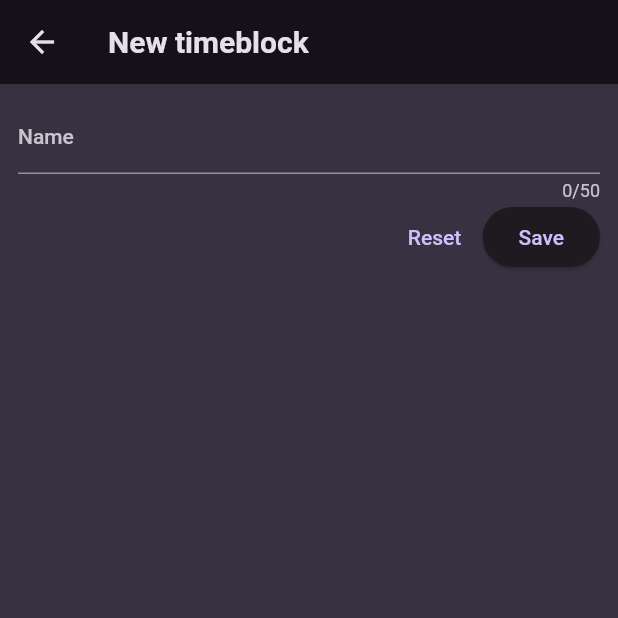
After one commit to ssh0119/timeblocks, a Flutter app: the NewTimeblockScreen screen opened directly, on a phone screen of 412 x 824 dp, the top half of it. The commit adds this screen. Run offline on Flutter 3.47's test engine with Material 2 defaults, Android fonts, the phone set to English and light mode, and no system bars; our stand-ins replace flutter_riverpod, google_fonts, sqflite; accounts and stored records are empty.

Commit message:
Move form to separate widget

```diff
--- /dev/null
+++ b/lib/widgets/timeblock_form.dart
@@ -0,0 +1,88 @@
+import 'package:flutter/material.dart';
+import 'package:flutter_riverpod/flutter_riverpod.dart';
+
+import 'package:timeblocks/models/timeblock.dart';
+import 'package:timeblocks/providers/form_provider.dart';
+import 'package:timeblocks/providers/timeblocks_provider.dart';
+import 'package:timeblocks/validators/timeblock_validator.dart';
+
+class TimeblockForm extends ConsumerStatefulWidget {
+  const TimeblockForm({super.key});
+
+  @override
+  ConsumerState<TimeblockForm> createState() => _TimeblockFormState();
+}
+
+class _TimeblockFormState extends ConsumerState<TimeblockForm> {
+  final _formKey = GlobalKey<FormState>();
+  // var intervalInputs = [];
+
+  _updateFormProvider(WidgetRef ref, String fieldName, dynamic fieldValue) {
+    ref.read(formProvider.notifier).updateFormValue(fieldName, fieldValue);
+  }
+
+  void _saveTimeblock(BuildContext context, WidgetRef ref) async {
+    if (_formKey.currentState!.validate()) {
+      _updateFormProvider(ref, 'isLoading', true);
+      _formKey.currentState!.save();
+
+      final form = ref.watch(formProvider);
+      Timeblock newTimeblock = Timeblock(name: form['name']);
+
+      await ref.read(timeblocksProvider.notifier).insertTimeblock(newTimeblock);
+      _updateFormProvider(ref, 'isLoading', false);
+
+      if (context.mounted) Navigator.of(context).pop();
+    }
+  }
+
+  @override
+  Widget build(context) {
+    final form = ref.watch(formProvider);
+
+    return Form(
+      key: _formKey,
+      child: Column(
+        children: [
+          TextFormField(
+            maxLength: 50,
+            decoration: const InputDecoration(
+              label: Text('Name'),
+            ),
+            validator: (value) => TimeblockValidator.isValidName(value),
+            onSaved: (value) {
+              _updateFormProvider(ref, 'name', value);
+            },
+          ),
+          Row(
+            mainAxisAlignment: MainAxisAlignment.end,
+            children: [
+              TextButton(
+                onPressed: form['isLoading']
+                    ? null
+                    : () {
+                        _formKey.currentState!.reset();
+                      },
+                child: const Text('Reset'),
+              ),
+              ElevatedButton(
+                onPressed: form['isLoading']
+                    ? null
+                    : () {
+                        _saveTimeblock(context, ref);
+                      },
+                child: form['isLoading']
+                    ? const SizedBox(
+                        height: 16,
+                        width: 16,
+                        child: CircularProgressIndicator(),
+                      )
+                    : const Text('Save'),
+              ),
+            ],
+          ),
+        ],
+      ),
+    );
+  }
+}
```
Also changed, not shown: lib/screens/new_timeblock_screen.dart (+5 -74 lines).
